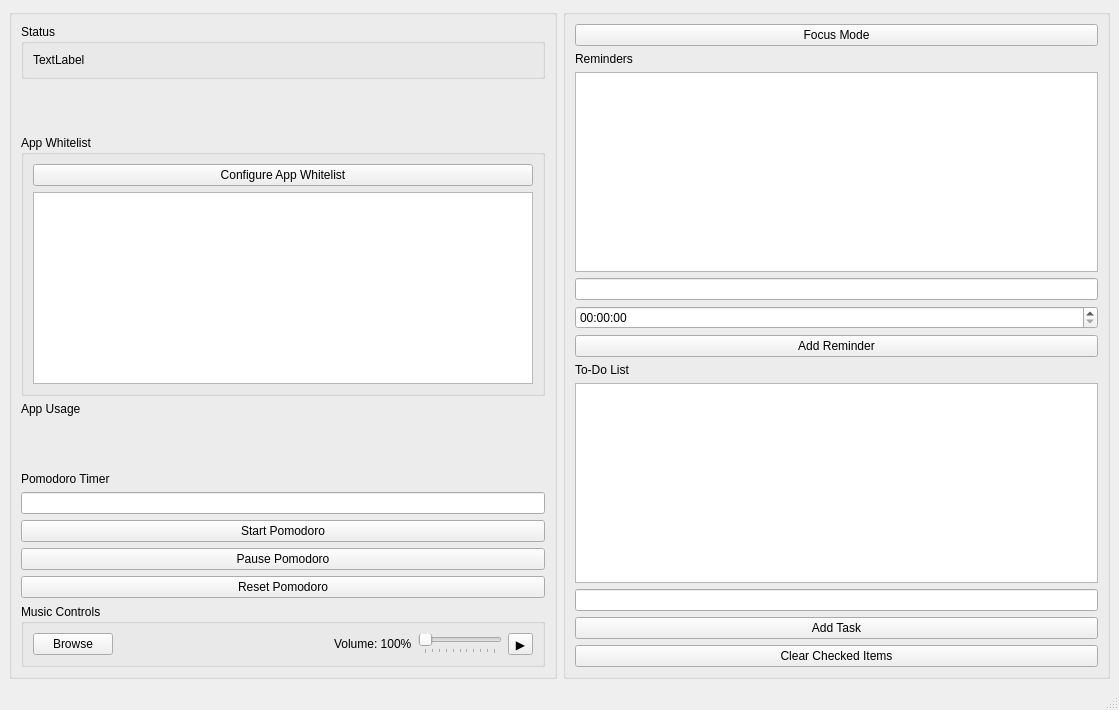
This is ui/main.ui in Tayzn/HenHacks25 as Qt 5 draws it before an edit. The edited form follows.
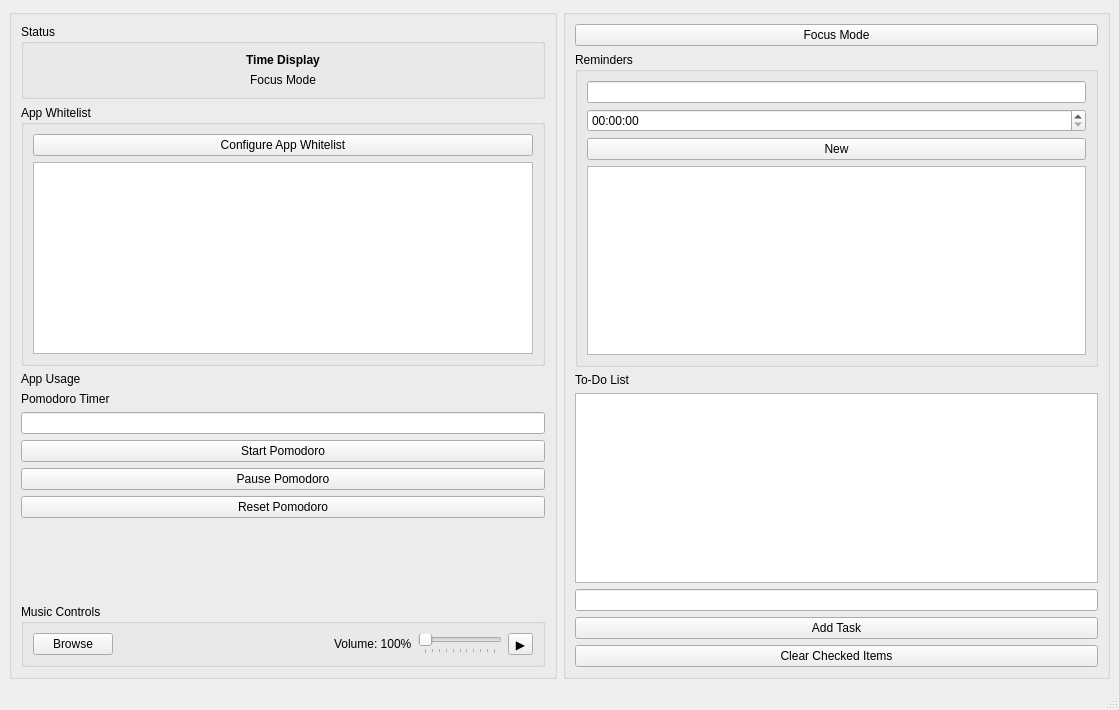
This is the edited form.

```diff
--- a/ui/main.ui
+++ b/ui/main.ui
@@ -29,26 +29,32 @@
          <layout class="QVBoxLayout" name="verticalLayout">
           <item>
            <widget class="QLabel" name="timeLabel">
+            <property name="font">
+             <font>
+              <weight>75</weight>
+              <bold>true</bold>
+             </font>
+            </property>
             <property name="text">
-             <string>TextLabel</string>
+             <string>Time Display</string>
             </property>
-           </widget>
-          </item>
-         </layout>
+            <property name="alignment">
+             <set>Qt::AlignCenter</set>
+            </property>
         </widget>
        </item>
        <item>
-        <spacer name="verticalSpacer_2">
-         <property name="orientation">
-          <enum>Qt::Vertical</enum>
-         </property>
-         <property name="sizeHint" stdset="0">
-          <size>
-           <width>20</width>
-           <height>40</height>
-          </size>
-         </property>
-        </spacer>
+           <widget class="QLabel" name="label_3">
+            <property name="text">
+             <string>Focus Mode</string>
+            </property>
+            <property name="alignment">
+             <set>Qt::AlignCenter</set>
+            </property>
+           </widget>
+          </item>
+         </layout>
+        </widget>
        </item>
        <item>
         <widget class="QGroupBox" name="appsGroup">
@@ -80,19 +86,6 @@
          </property>
         </widget>
        </item>
-       <item>
-        <spacer name="verticalSpacer">
-         <property name="orientation">
-          <enum>Qt::Vertical</enum>
-         </property>
-         <property name="sizeHint" stdset="0">
-          <size>
-           <width>20</width>
-           <height>40</height>
-          </size>
-         </property>
-        </spacer>
-       </item>
        <item>
         <widget class="QLabel" name="label_5">
          <property name="text">
@@ -131,6 +124,19 @@
          </property>
         </widget>
        </item>
+       <item>
+        <spacer name="verticalSpacer">
+         <property name="orientation">
+          <enum>Qt::Vertical</enum>
+         </property>
+         <property name="sizeHint" stdset="0">
+          <size>
+           <width>20</width>
+           <height>40</height>
+          </size>
+         </property>
+        </spacer>
+       </item>
        <item>
         <widget class="QGroupBox" name="musicGroup">
          <property name="title">
@@ -217,15 +223,11 @@
         </widget>
        </item>
        <item>
-        <widget class="QLabel" name="label_2">
-         <property name="text">
+        <widget class="QGroupBox" name="groupBox">
+         <property name="title">
           <string>Reminders</string>
          </property>
-        </widget>
-       </item>
-       <item>
-        <widget class="QListWidget" name="reminderList"/>
-       </item>
+         <layout class="QVBoxLayout" name="verticalLayout_3">
        <item>
         <widget class="QLineEdit" name="reminderInput"/>
        </item>
@@ -235,8 +237,14 @@
        <item>
         <widget class="QPushButton" name="addReminderButton">
          <property name="text">
-          <string>Add Reminder</string>
-         </property>
+             <string>New</string>
+            </property>
+           </widget>
+          </item>
+          <item>
+           <widget class="QListWidget" name="reminderList"/>
+          </item>
+         </layout>
         </widget>
        </item>
        <item>
```
Lines whose indentation alone changed are shown as unchanged.
